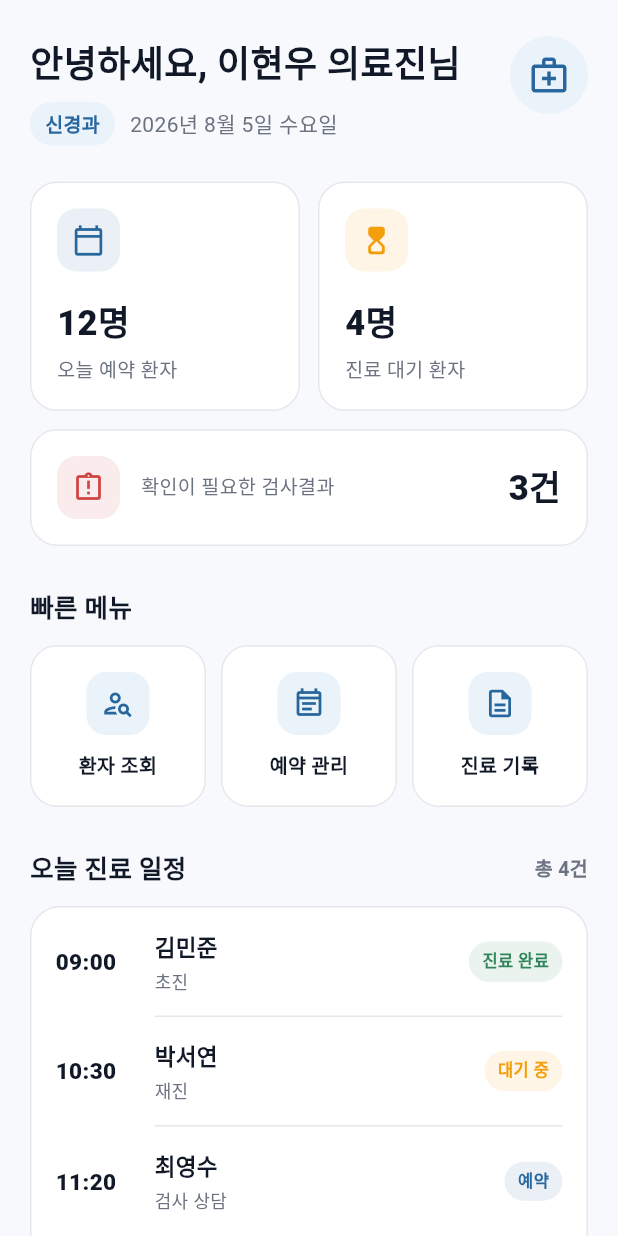
After one commit to duddl6292/flutter-project, a Flutter app: the ClinicianHomeScreen screen opened by its route, on a phone screen of 412 x 824 dp. The commit adds this screen. Run offline on Flutter 3.47's test engine with Material 3 defaults, Android fonts, the phone set to English and light mode, and no system bars; our stand-ins replace dio, firebase_core, firebase_messaging, flutter_local_notifications, flutter_riverpod, flutter_secure_storage and 1 more; accounts and stored records are empty.

Commit message:
의료진 홈 화면 구현

```diff
--- a/mobile/lib/core/router/app_router.dart
+++ b/mobile/lib/core/router/app_router.dart
@@ -7,6 +7,7 @@ import 'package:brainon_mobile/features/auth/login_screen.dart';
 import 'package:brainon_mobile/features/auth/patient_signup_screen.dart';
 import 'package:brainon_mobile/features/auth/role_selection_screen.dart';
 import 'package:brainon_mobile/features/auth/user_role.dart';
+import 'package:brainon_mobile/features/clinician/home/clinician_home_screen.dart';
 import 'package:brainon_mobile/features/patient/patient_main_screen.dart';
 import 'package:brainon_mobile/shared/models/appointment.dart';
 import 'package:flutter_riverpod/flutter_riverpod.dart';
@@ -62,6 +63,17 @@ final appRouterProvider = Provider<GoRouter>((ref) {
         name: RouteNames.patientMain,
         builder: (context, state) {
           return const PatientMainScreen();
+        },
+      ),
+
+      // ============================================================
+      // 의료진 홈
+      // ============================================================
+      GoRoute(
+        path: '/clinician',
+        name: RouteNames.clinicianHome,
+        builder: (context, state) {
+          return const ClinicianHomeScreen();
         },
       ),
 
--- a/mobile/lib/core/router/route_names.dart
+++ b/mobile/lib/core/router/route_names.dart
@@ -11,6 +11,7 @@ abstract final class RouteNames {
   static const String hospitalSelect = 'hospitalSelect'; //
   static const String appointmentCreate = 'appointmentCreate'; //진료예약하기
   static const String patientMain = 'patientMain';
+  static const String clinicianHome = 'clinicianHome';
   static const String notificationSettings = 'notification-settings';
   static const String personalInfo = 'personal-info';
   static const String guardianManagement = 'guardian-management';
--- a/mobile/lib/features/auth/login_screen.dart
+++ b/mobile/lib/features/auth/login_screen.dart
@@ -107,33 +107,12 @@ class _LoginScreenState extends State<LoginScreen> {
       _isSubmitting = false;
     });
 
-    if (_isClinician) {
-      context.goNamed(RouteNames.patientMain); //로그인되는지 임시 확인
-      // ----------------------------------------------------------
-      // 의료진 로그인 임시 확인
-      //
-      // 실제 API 연결 후에는 이 SnackBar 대신
-      // authProvider 또는 AuthRepository의 login을 호출한다.
-      // ----------------------------------------------------------
-      // ScaffoldMessenger.of(context).showSnackBar(
-      //   SnackBar(
-      //     content: Text(
-      //       '의료진 로그인 입력 확인 완료\n'
-      //       '직군 코드: $_selectedDepartmentCode\n'
-      //       '병원: $_selectedHospitalName\n'
-      //       '병원 ID: $_selectedHospitalId\n'
-      //       '면허번호: ${_licenseNumberController.text.trim()}',
-      //     ),
-      //   ),
-      // );
-      // return;
-    }
+    final destination = switch (widget.role) {
+      UserRole.patient => RouteNames.patientMain,
+      UserRole.clinician => RouteNames.clinicianHome,
+    };
 
-    // 환자 로그인 임시 확인
-    context.goNamed(RouteNames.home); //로그인되는지 확인하기 위한 임시!
-    // ScaffoldMessenger.of(
-    //   context,
-    // ).showSnackBar(const SnackBar(content: Text('환자 로그인 입력 확인이 완료되었습니다.')));
+    context.goNamed(destination);
   }
 
   @override
--- /dev/null
+++ b/mobile/lib/features/clinician/home/clinician_home_screen.dart
@@ -0,0 +1,505 @@
+import 'package:flutter/material.dart';
+
+class ClinicianHomeScreen extends StatelessWidget {
+  const ClinicianHomeScreen({super.key});
+
+  static const Color _backgroundColor = Color(0xFFF7F9FC);
+  static const Color _primaryColor = Color(0xFF28669E);
+  static const Color _primaryTextColor = Color(0xFF111827);
+  static const Color _secondaryTextColor = Color(0xFF6B7280);
+  static const Color _borderColor = Color(0xFFE5E7EB);
+  static const Color _iconBackgroundColor = Color(0xFFEAF2FA);
+
+  static const String _clinicianName = '이현우';
+  static const String _department = '신경과';
+
+  static const List<_ScheduleItem> _todaySchedules = [
+    _ScheduleItem(
+      time: '09:00',
+      patientName: '김민준',
+      visitType: '초진',
+      status: '진료 완료',
+      isCompleted: true,
+    ),
+    _ScheduleItem(
+      time: '10:30',
+      patientName: '박서연',
+      visitType: '재진',
+      status: '대기 중',
+    ),
+    _ScheduleItem(
+      time: '11:20',
+      patientName: '최영수',
+      visitType: '검사 상담',
+      status: '예약',
+    ),
+    _ScheduleItem(
+      time: '14:00',
+      patientName: '정미영',
+      visitType: '재진',
+      status: '예약',
+    ),
+  ];
+
+  @override
+  Widget build(BuildContext context) {
+    return Scaffold(
+      backgroundColor: _backgroundColor,
+      body: SafeArea(
+        child: ListView(
+          padding: const EdgeInsets.fromLTRB(20, 24, 20, 36),
+          children: [
+            _buildGreeting(),
+            const SizedBox(height: 24),
+            _buildSummaryGrid(),
+            const SizedBox(height: 28),
+            _buildSectionTitle('빠른 메뉴'),
+            const SizedBox(height: 12),
+            _buildQuickMenu(context),
+            const SizedBox(height: 28),
+            _buildScheduleHeader(),
+            const SizedBox(height: 12),
+            _buildScheduleCard(),
+          ],
+        ),
+      ),
+    );
+  }
+
+  Widget _buildGreeting() {
+    return Row(
+      crossAxisAlignment: CrossAxisAlignment.start,
+      children: [
+        Expanded(
+          child: Column(
+            crossAxisAlignment: CrossAxisAlignment.start,
+            children: [
+              const Text(
+                '안녕하세요, $_clinicianName 의료진님',
+                style: TextStyle(
+                  color: _primaryTextColor,
+                  fontSize: 24,
+                  fontWeight: FontWeight.w800,
+                ),
+              ),
+              const SizedBox(height: 8),
+              Row(
+                children: [
+                  Container(
+                    padding: const EdgeInsets.symmetric(
+                      horizontal: 10,
+                      vertical: 5,
+                    ),
+                    decoration: BoxDecoration(
+                      color: _iconBackgroundColor,
+                      borderRadius: BorderRadius.circular(20),
+                    ),
+                    child: const Text(
+                      _department,
+                      style: TextStyle(
+                        color: _primaryColor,
+                        fontSize: 13,
+                        fontWeight: FontWeight.w700,
+                      ),
+                    ),
+                  ),
+                  const SizedBox(width: 10),
+                  Text(
+                    _formattedToday(),
+                    style: const TextStyle(
+                      color: _secondaryTextColor,
+                      fontSize: 14,
+                    ),
+                  ),
+                ],
+              ),
+            ],
+          ),
+        ),
+        Container(
+          width: 52,
+          height: 52,
+          decoration: const BoxDecoration(
+            color: _iconBackgroundColor,
+            shape: BoxShape.circle,
+          ),
+          child: const Icon(
+            Icons.medical_services_outlined,
+            color: _primaryColor,
+            size: 28,
+          ),
+        ),
+      ],
+    );
+  }
+
+  Widget _buildSummaryGrid() {
+    return LayoutBuilder(
+      builder: (context, constraints) {
+        const spacing = 12.0;
+        final cardWidth = (constraints.maxWidth - spacing) / 2;
+
+        return Wrap(
+          spacing: spacing,
+          runSpacing: spacing,
+          children: [
+            SizedBox(
+              width: cardWidth,
+              child: const _SummaryCard(
+                icon: Icons.calendar_today_outlined,
+                label: '오늘 예약 환자',
+                value: '12명',
+                color: _primaryColor,
+              ),
+            ),
+            SizedBox(
+              width: cardWidth,
+              child: const _SummaryCard(
+                icon: Icons.hourglass_top_rounded,
+                label: '진료 대기 환자',
+                value: '4명',
+                color: Color(0xFFF59E0B),
+              ),
+            ),
+            SizedBox(
+              width: constraints.maxWidth,
+              child: const _SummaryCard(
+                icon: Icons.assignment_late_outlined,
+                label: '확인이 필요한 검사결과',
+                value: '3건',
+                color: Color(0xFFD14343),
+                horizontal: true,
+              ),
+            ),
+          ],
+        );
+      },
+    );
+  }
+
+  Widget _buildQuickMenu(BuildContext context) {
+    return Row(
+      children: [
+        Expanded(
+          child: _QuickMenuItem(
+            icon: Icons.person_search_outlined,
+            label: '환자 조회',
+            onTap: () => _showPreparingMessage(context, '환자 조회'),
+          ),
+        ),
+        const SizedBox(width: 10),
+        Expanded(
+          child: _QuickMenuItem(
+            icon: Icons.event_note_outlined,
+            label: '예약 관리',
+            onTap: () => _showPreparingMessage(context, '예약 관리'),
+          ),
+        ),
+        const SizedBox(width: 10),
+        Expanded(
+          child: _QuickMenuItem(
+            icon: Icons.description_outlined,
+            label: '진료 기록',
+            onTap: () => _showPreparingMessage(context, '진료 기록'),
+          ),
+        ),
+      ],
+    );
+  }
+
+  Widget _buildScheduleHeader() {
+    return Row(
+      children: [
+        _buildSectionTitle('오늘 진료 일정'),
+        const Spacer(),
+        Text(
+          '총 ${_todaySchedules.length}건',
+          style: const TextStyle(
+            color: _secondaryTextColor,
+            fontSize: 13,
+            fontWeight: FontWeight.w600,
+          ),
+        ),
+      ],
+    );
+  }
+
+  Widget _buildScheduleCard() {
+    return Container(
+      decoration: BoxDecoration(
+        color: Colors.white,
+        borderRadius: BorderRadius.circular(20),
+        border: Border.all(color: _borderColor),
+      ),
+      child: Column(
+        children: [
+          for (var index = 0; index < _todaySchedules.length; index++) ...[
+            _ScheduleTile(schedule: _todaySchedules[index]),
+            if (index != _todaySchedules.length - 1)
+              const Divider(
+                height: 1,
+                indent: 82,
+                endIndent: 16,
+                color: _borderColor,
+              ),
+          ],
+        ],
+      ),
+    );
+  }
+
+  Widget _buildSectionTitle(String title) {
+    return Text(
+      title,
+      style: const TextStyle(
+        color: _primaryTextColor,
+        fontSize: 17,
+        fontWeight: FontWeight.w800,
+      ),
+    );
+  }
+
+  static String _formattedToday() {
+    final today = DateTime.now();
+    const weekdays = ['월', '화', '수', '목', '금', '토', '일'];
+    return '${today.year}년 ${today.month}월 ${today.day}일 '
+        '${weekdays[today.weekday - 1]}요일';
+  }
+
+  void _showPreparingMessage(BuildContext context, String featureName) {
+    ScaffoldMessenger.of(context)
+      ..hideCurrentSnackBar()
+      ..showSnackBar(
+        SnackBar(
+          content: Text('$featureName 기능은 준비 중입니다.'),
+          behavior: SnackBarBehavior.floating,
+        ),
+      );
+  }
+}
+
+class _SummaryCard extends StatelessWidget {
+  const _SummaryCard({
+    required this.icon,
+    required this.label,
+    required this.value,
+    required this.color,
+    this.horizontal = false,
+  });
+
+  final IconData icon;
+  final String label;
+  final String value;
+  final Color color;
+  final bool horizontal;
+
+  @override
+  Widget build(BuildContext context) {
+    final iconWidget = Container(
+      width: 42,
+      height: 42,
+      decoration: BoxDecoration(
+        color: color.withValues(alpha: 0.1),
+        borderRadius: BorderRadius.circular(13),
+      ),
+      child: Icon(icon, color: color, size: 22),
+    );
+
+    return Container(
+      padding: const EdgeInsets.all(17),
+      decoration: BoxDecoration(
+        color: Colors.white,
+        borderRadius: BorderRadius.circular(18),
+        border: Border.all(color: ClinicianHomeScreen._borderColor),
+      ),
+      child: horizontal
+          ? Row(
+              children: [
+                iconWidget,
+                const SizedBox(width: 14),
+                Expanded(child: _buildLabel()),
+                _buildValue(),
+              ],
+            )
+          : Column(
+              crossAxisAlignment: CrossAxisAlignment.start,
+              children: [
+                iconWidget,
+                const SizedBox(height: 16),
+                _buildValue(),
+                const SizedBox(height: 5),
+                _buildLabel(),
+              ],
+            ),
+    );
+  }
+
+  Widget _buildLabel() {
+    return Text(
+      label,
+      style: const TextStyle(
+        color: ClinicianHomeScreen._secondaryTextColor,
+        fontSize: 13,
+        height: 1.35,
+      ),
+    );
+  }
+
+  Widget _buildValue() {
+    return Text(
+      value,
+      style: const TextStyle(
+        color: ClinicianHomeScreen._primaryTextColor,
+        fontSize: 23,
+        fontWeight: FontWeight.w800,
+      ),
+    );
+  }
+}
+
+class _QuickMenuItem extends StatelessWidget {
+  const _QuickMenuItem({
+    required this.icon,
+    required this.label,
+    required this.onTap,
+  });
+
+  final IconData icon;
+  final String label;
+  final VoidCallback onTap;
+
+  @override
+  Widget build(BuildContext context) {
+    return Material(
+      color: Colors.white,
+      borderRadius: BorderRadius.circular(18),
+      child: InkWell(
+        borderRadius: BorderRadius.circular(18),
+        onTap: onTap,
+        child: Container(
+          padding: const EdgeInsets.symmetric(horizontal: 8, vertical: 17),
+          decoration: BoxDecoration(
+            borderRadius: BorderRadius.circular(18),
+            border: Border.all(color: ClinicianHomeScreen._borderColor),
+          ),
+          child: Column(
+            children: [
+              Container(
+                width: 42,
+                height: 42,
+                decoration: BoxDecoration(
+                  color: ClinicianHomeScreen._iconBackgroundColor,
+                  borderRadius: BorderRadius.circular(13),
+                ),
+                child: Icon(
+                  icon,
+                  color: ClinicianHomeScreen._primaryColor,
+                  size: 22,
+                ),
+              ),
+              const SizedBox(height: 10),
+              Text(
+                label,
+                textAlign: TextAlign.center,
+                style: const TextStyle(
+                  color: ClinicianHomeScreen._primaryTextColor,
+                  fontSize: 13,
+                  fontWeight: FontWeight.w700,
+                ),
+              ),
+            ],
+          ),
+        ),
+      ),
+    );
+  }
+}
+
+class _ScheduleTile extends StatelessWidget {
+  const _ScheduleTile({required this.schedule});
+
+  final _ScheduleItem schedule;
+
+  @override
+  Widget build(BuildContext context) {
+    final statusColor = schedule.isCompleted
+        ? const Color(0xFF2F855A)
+        : schedule.status == '대기 중'
+        ? const Color(0xFFF59E0B)
+        : ClinicianHomeScreen._primaryColor;
+
+    return Padding(
+      padding: const EdgeInsets.symmetric(horizontal: 16, vertical: 15),
+      child: Row(
+        children: [
+          SizedBox(
+            width: 50,
+            child: Text(
+              schedule.time,
+              style: const TextStyle(
+                color: ClinicianHomeScreen._primaryTextColor,
+                fontSize: 15,
+                fontWeight: FontWeight.w800,
+              ),
+            ),
+          ),
+          const SizedBox(width: 16),
+          Expanded(
+            child: Column(
+              crossAxisAlignment: CrossAxisAlignment.start,
+              children: [
+                Text(
+                  schedule.patientName,
+                  style: const TextStyle(
+                    color: ClinicianHomeScreen._primaryTextColor,
+                    fontSize: 15,
+                    fontWeight: FontWeight.w700,
+                  ),
+                ),
+                const SizedBox(height: 4),
+                Text(
+                  schedule.visitType,
+                  style: const TextStyle(
+                    color: ClinicianHomeScreen._secondaryTextColor,
+                    fontSize: 12,
+                  ),
+                ),
+              ],
+            ),
+          ),
+          Container(
+            padding: const EdgeInsets.symmetric(horizontal: 9, vertical: 5),
+            decoration: BoxDecoration(
+              color: statusColor.withValues(alpha: 0.1),
+              borderRadius: BorderRadius.circular(20),
+            ),
+            child: Text(
+              schedule.status,
+              style: TextStyle(
+                color: statusColor,
+                fontSize: 11,
+                fontWeight: FontWeight.w700,
+              ),
+            ),
+          ),
+        ],
+      ),
+    );
+  }
+}
+
+class _ScheduleItem {
+  const _ScheduleItem({
+    required this.time,
+    required this.patientName,
+    required this.visitType,
+    required this.status,
+    this.isCompleted = false,
+  });
+
+  final String time;
+  final String patientName;
+  final String visitType;
+  final String status;
+  final bool isCompleted;
+}
```
